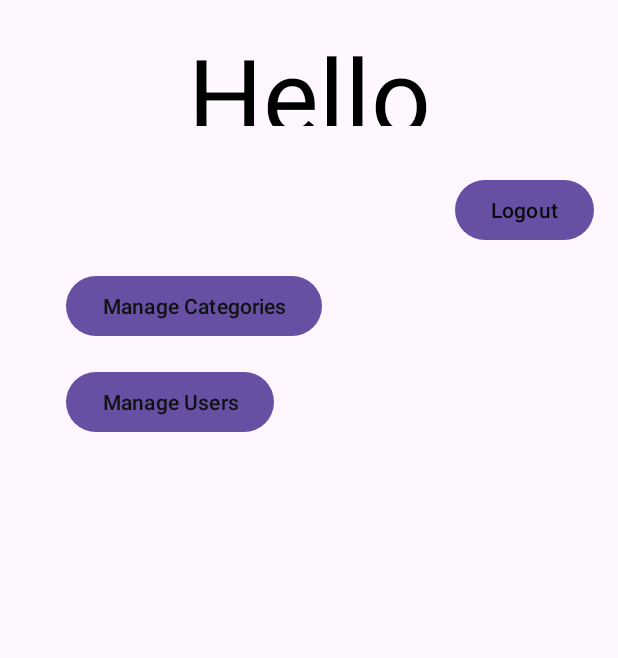
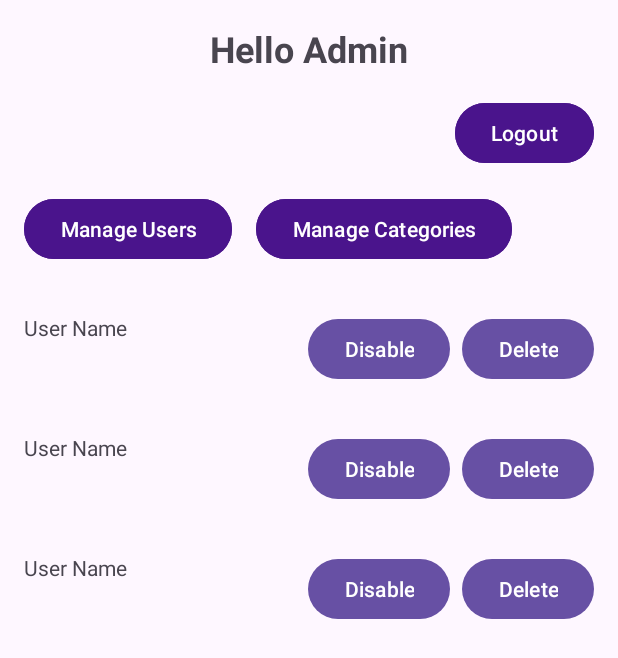
Before and after one commit to mmdoo7123/rentify, an Android app built with Jetpack Compose: the layout activity_admin_dashboard.xml on its own in the app's theme, with its tools: preview values and no code run, on a phone screen of 412 x 824 dp. Shown: the top 658 px of the screen. Run offline under Robolectric (Android 15) with nearby library versions, the light colour scheme and no system bars.

Commit message:
modified the previous code

```diff
--- a/renters/renters/app/src/main/AndroidManifest.xml
+++ b/renters/renters/app/src/main/AndroidManifest.xml
@@ -16,9 +16,7 @@
             android:name=".ManageUsersActivity"
             android:exported="false"
             android:theme="@style/Theme.Renters" />
-        <activity
-            android:name=".CategoryAdapter"
-            android:exported="false" />
+
         <activity
             android:name=".CategoryManagementActivity"
             android:exported="false" />
--- a/renters/renters/app/src/main/java/com/example/renters/AdminDashboardActivity.java
+++ b/renters/renters/app/src/main/java/com/example/renters/AdminDashboardActivity.java
@@ -32,6 +32,8 @@ public class AdminDashboardActivity extends AppCompatActivity {
     private TextView textViewGreeting;
 
     private Button buttonManageUsers;
+    private Button buttonManageCategories;
+
 
 
     @Override
@@ -78,6 +80,15 @@ public class AdminDashboardActivity extends AppCompatActivity {
             }
         });
 
+        buttonManageCategories = findViewById(R.id.buttonManageCategories);
+        buttonManageCategories.setOnClickListener(new View.OnClickListener() {
+            @Override
+            public void onClick(View v) {
+                Intent intent = new Intent(AdminDashboardActivity.this, CategoryManagementActivity.class);
+                startActivity(intent);
+            }
+        });
+
         // Initialize and handle the manage users button
         buttonManageUsers = findViewById(R.id.buttonManageUsers);
         buttonManageUsers.setOnClickListener(new View.OnClickListener() {
@@ -87,7 +98,6 @@ public class AdminDashboardActivity extends AppCompatActivity {
                 startActivity(intent);
             }
         });
-
     }
 
     // Method to fetch the admin's name from Firestore and display it
--- a/renters/renters/app/src/main/res/layout/activity_admin_dashboard.xml
+++ b/renters/renters/app/src/main/res/layout/activity_admin_dashboard.xml
@@ -7,51 +7,68 @@
     android:layout_height="match_parent"
     tools:context=".AdminDashboardActivity">
 
+    <!-- Greeting TextView -->
     <TextView
         android:id="@+id/textViewGreeting"
-        android:layout_width="0dp"
-        android:layout_height="100dp"
+        android:layout_width="wrap_content"
+        android:layout_height="wrap_content"
         android:text="Hello Admin"
-        android:textSize="70sp"
-        android:textColor="@android:color/black"
-        android:gravity="center"
-        android:padding="16dp"
+        android:textSize="24sp"
+        android:textStyle="bold"
         app:layout_constraintTop_toTopOf="parent"
         app:layout_constraintStart_toStartOf="parent"
         app:layout_constraintEnd_toEndOf="parent"
-        android:layout_marginBottom="16dp" />
+        android:layout_marginTop="16dp"/>
 
+    <!-- Logout Button -->
     <Button
         android:id="@+id/buttonLogout"
         android:layout_width="wrap_content"
         android:layout_height="wrap_content"
         android:text="Logout"
-        android:textColor="#0B0B0B"
+        android:backgroundTint="#4A148C"
+        android:textColor="#FFFFFF"
         app:layout_constraintTop_toBottomOf="@id/textViewGreeting"
         app:layout_constraintEnd_toEndOf="parent"
         android:layout_marginTop="16dp"
-        android:layout_marginEnd="16dp" />
+        android:layout_marginEnd="16dp"/>
 
+    <!-- Manage Users Button -->
+    <Button
+        android:id="@+id/buttonManageUsers"
+        android:layout_width="wrap_content"
+        android:layout_height="wrap_content"
+        android:text="Manage Users"
+        android:backgroundTint="#4A148C"
+        android:textColor="#FFFFFF"
+        app:layout_constraintTop_toBottomOf="@id/buttonLogout"
+        app:layout_constraintStart_toStartOf="parent"
+        android:layout_marginStart="16dp"
+        android:layout_marginTop="16dp"/>
+
+    <!-- Manage Categories Button -->
     <Button
         android:id="@+id/buttonManageCategories"
         android:layout_width="wrap_content"
         android:layout_height="wrap_content"
         android:text="Manage Categories"
-        android:textColor="#101010"
+        android:backgroundTint="#4A148C"
+        android:textColor="#FFFFFF"
+        app:layout_constraintTop_toTopOf="@id/buttonManageUsers"
+        app:layout_constraintStart_toEndOf="@id/buttonManageUsers"
+        android:layout_marginStart="16dp"/>
+
+    <!-- RecyclerView for displaying items -->
+    <androidx.recyclerview.widget.RecyclerView
+        android:id="@+id/recyclerViewUsers"
+        android:layout_width="0dp"
+        android:layout_height="0dp"
+        app:layout_constraintTop_toBottomOf="@id/buttonManageUsers"
+        app:layout_constraintBottom_toBottomOf="parent"
         app:layout_constraintStart_toStartOf="parent"
-        app:layout_constraintTop_toBottomOf="@id/buttonLogout"
-        android:layout_marginStart="44dp"
-        android:layout_marginTop="16dp" />
-
-    <Button
-        android:id="@+id/buttonManageUsers"
-        android:layout_width="wrap_content"
-        android:layout_height="wrap_content"
-        android:text="Manage Users"
-        android:textColor="#101010"
-        app:layout_constraintStart_toStartOf="parent"
-        app:layout_constraintTop_toBottomOf="@id/buttonManageCategories"
-        android:layout_marginStart="44dp"
-        android:layout_marginTop="16dp" />
+        app:layout_constraintEnd_toEndOf="parent"
+        android:layout_marginTop="16dp"
+        android:layout_marginBottom="16dp"
+        tools:listitem="@layout/item_user"/>
 
 </androidx.constraintlayout.widget.ConstraintLayout>
```
Also changed, not shown: 670 other files.
